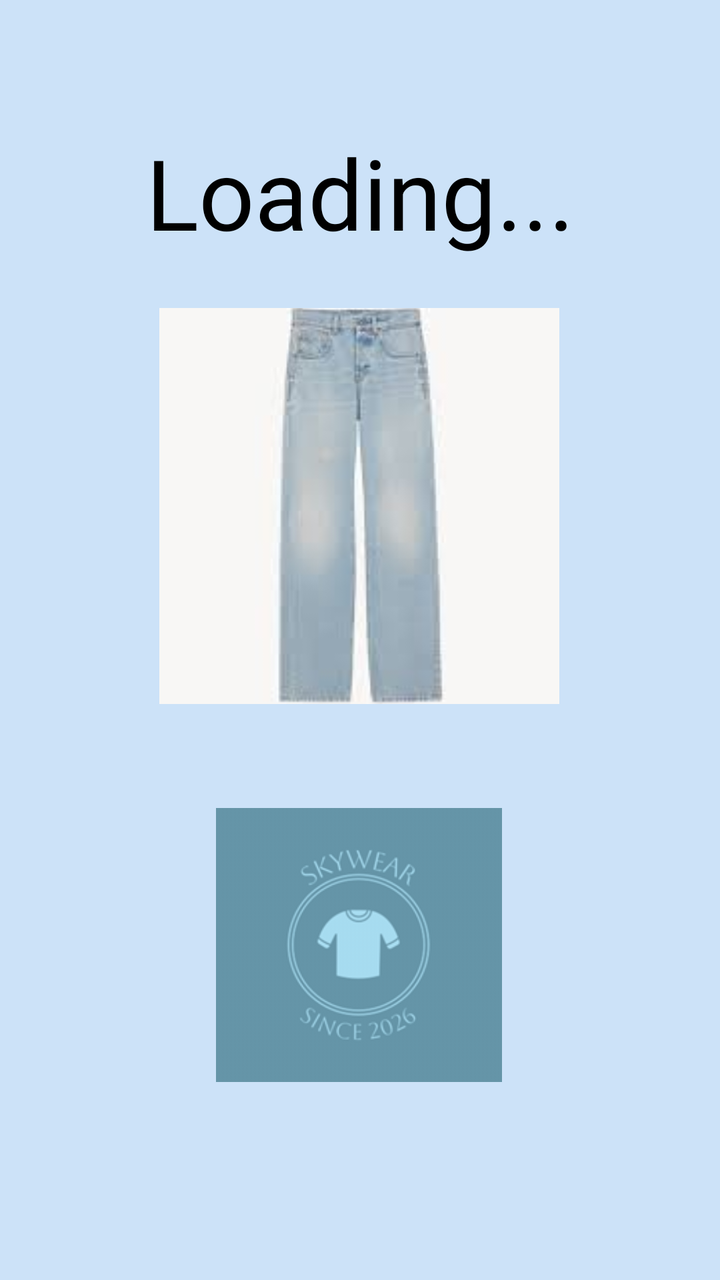
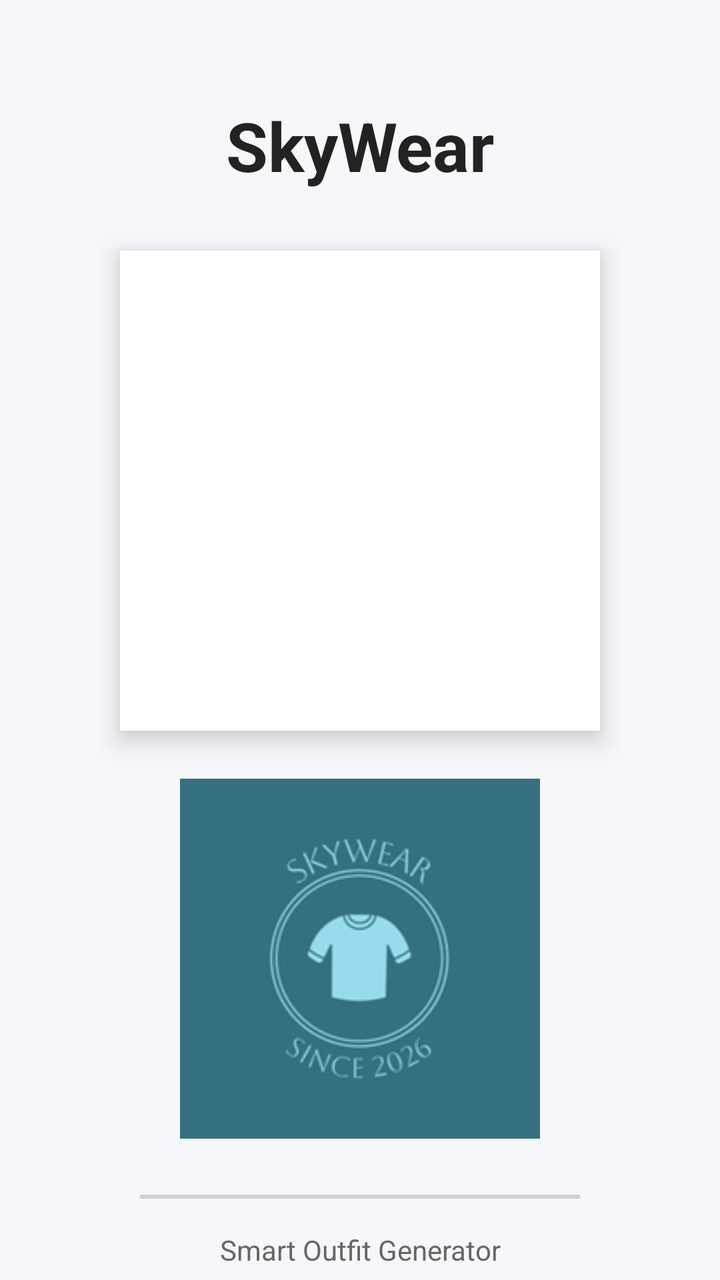

Compare the two renders of this Android layout. The source of the first and the diff that turns it into the second are given below.
<!-- AndroidManifest.xml: application theme Theme.ProjectX -->
<!-- res/layout/activity_splash.xml -->
<?xml version="1.0" encoding="utf-8"?>
<androidx.constraintlayout.widget.ConstraintLayout xmlns:android="http://schemas.android.com/apk/res/android"
    xmlns:app="http://schemas.android.com/apk/res-auto"
    xmlns:tools="http://schemas.android.com/tools"
    android:id="@+id/main"
    android:layout_width="match_parent"
    android:layout_height="match_parent"
    tools:context=".splash"
    android:background="#CCE2F8">>



    <TextView
        android:id="@+id/textView"
        android:layout_width="289dp"
        android:layout_height="84dp"

        android:gravity="center"
        android:text="Loading..."
        android:textColor="#000000"
        android:textSize="49dp"
        app:layout_constraintTop_toTopOf="parent"
        app:layout_constraintStart_toStartOf="parent"
        app:layout_constraintEnd_toEndOf="parent"
        android:layout_marginTop="54dp" />

    <ImageView
        android:id="@+id/logo"
        android:layout_width="200dp"
        android:layout_height="198dp"
        android:layout_marginTop="16dp"
        android:scaleType="centerCrop"
        android:src="@drawable/bluejeans"
        app:layout_constraintEnd_toEndOf="parent"
        app:layout_constraintHorizontal_bias="0.497"
        app:layout_constraintStart_toStartOf="parent"
        app:layout_constraintTop_toBottomOf="@id/textView" />

    <ImageView
        android:id="@+id/logo2"
        android:layout_width="143dp"
        android:layout_height="137dp"
        android:layout_marginTop="52dp"
        android:scaleType="centerCrop"
        android:src="@drawable/logo"
        android:alpha="0.6"
        app:layout_constraintEnd_toEndOf="parent"
        app:layout_constraintHorizontal_bias="0.498"
        app:layout_constraintStart_toStartOf="parent"
        app:layout_constraintTop_toBottomOf="@id/logo" />

    <ProgressBar
        android:id="@+id/progressBar"
        style="?android:attr/progressBarStyle"
        android:layout_width="144dp"
        android:layout_height="136dp"
        android:layout_marginTop="208dp"
        app:layout_constraintEnd_toEndOf="parent"
        app:layout_constraintHorizontal_bias="0.498"
        app:layout_constraintStart_toStartOf="parent"
        app:layout_constraintTop_toBottomOf="@id/logo" />

</androidx.constraintlayout.widget.ConstraintLayout>
<!-- resources referenced by this layout -->
<resources>
  <!-- drawable bluejeans: jpg bitmap (drawable, 2474 bytes) -->
  <!-- drawable logo: png bitmap (drawable, 15144 bytes) -->
  <style name="Theme.ProjectX" parent="Base.Theme.ProjectX" />
  <style name="Base.Theme.ProjectX" parent="Theme.Material3.DayNight.NoActionBar">
          
          
      </style>
</resources>

<!-- the commit's change to res/layout/activity_splash.xml (unified diff, before → after) -->
@@ -1,63 +1,72 @@
 <?xml version="1.0" encoding="utf-8"?>
-<androidx.constraintlayout.widget.ConstraintLayout xmlns:android="http://schemas.android.com/apk/res/android"
+<androidx.constraintlayout.widget.ConstraintLayout
+    xmlns:android="http://schemas.android.com/apk/res/android"
     xmlns:app="http://schemas.android.com/apk/res-auto"
     xmlns:tools="http://schemas.android.com/tools"
-    android:id="@+id/main"
     android:layout_width="match_parent"
     android:layout_height="match_parent"
-    tools:context=".splash"
-    android:background="#CCE2F8">>
-
-
+    android:background="#F5F7FA"
+    tools:context=".splash">
 
     <TextView
-        android:id="@+id/textView"
-        android:layout_width="289dp"
-        android:layout_height="84dp"
-
-        android:gravity="center"
-        android:text="Loading..."
-        android:textColor="#000000"
-        android:textSize="49dp"
+        android:id="@+id/titleText"
+        android:layout_width="wrap_content"
+        android:layout_height="wrap_content"
+        android:text="SkyWear"
+        android:textColor="#222222"
+        android:textSize="34sp"
+        android:textStyle="bold"
+        android:layout_marginTop="50dp"
         app:layout_constraintTop_toTopOf="parent"
         app:layout_constraintStart_toStartOf="parent"
-        app:layout_constraintEnd_toEndOf="parent"
-        android:layout_marginTop="54dp" />
+        app:layout_constraintEnd_toEndOf="parent" />
 
     <ImageView
         android:id="@+id/logo"
-        android:layout_width="200dp"
-        android:layout_height="198dp"
-        android:layout_marginTop="16dp"
+        android:layout_width="240dp"
+        android:layout_height="240dp"
+        android:layout_marginTop="30dp"
         android:scaleType="centerCrop"
-        android:src="@drawable/bluejeans"
-        app:layout_constraintEnd_toEndOf="parent"
-        app:layout_constraintHorizontal_bias="0.497"
+        android:elevation="8dp"
+        android:background="#FFFFFF"
+        android:padding="8dp"
+        app:layout_constraintTop_toBottomOf="@id/titleText"
         app:layout_constraintStart_toStartOf="parent"
-        app:layout_constraintTop_toBottomOf="@id/textView" />
+        app:layout_constraintEnd_toEndOf="parent" />
 
     <ImageView
         android:id="@+id/logo2"
-        android:layout_width="143dp"
-        android:layout_height="137dp"
-        android:layout_marginTop="52dp"
-        android:scaleType="centerCrop"
+        android:layout_width="180dp"
+        android:layout_height="180dp"
+        android:layout_marginTop="24dp"
         android:src="@drawable/logo"
-        android:alpha="0.6"
-        app:layout_constraintEnd_toEndOf="parent"
-        app:layout_constraintHorizontal_bias="0.498"
+        android:alpha="0.9"
+        android:scaleType="fitCenter"
+        app:layout_constraintTop_toBottomOf="@id/logo"
         app:layout_constraintStart_toStartOf="parent"
-        app:layout_constraintTop_toBottomOf="@id/logo" />
+        app:layout_constraintEnd_toEndOf="parent" />
 
     <ProgressBar
         android:id="@+id/progressBar"
-        style="?android:attr/progressBarStyle"
-        android:layout_width="144dp"
-        android:layout_height="136dp"
-        android:layout_marginTop="208dp"
-        app:layout_constraintEnd_toEndOf="parent"
-        app:layout_constraintHorizontal_bias="0.498"
+        style="?android:attr/progressBarStyleHorizontal"
+        android:layout_width="220dp"
+        android:layout_height="10dp"
+        android:indeterminate="true"
+        android:layout_marginTop="24dp"
+        app:layout_constraintTop_toBottomOf="@id/logo2"
         app:layout_constraintStart_toStartOf="parent"
-        app:layout_constraintTop_toBottomOf="@id/logo" />
+        app:layout_constraintEnd_toEndOf="parent" />
+
+    <TextView
+        android:id="@+id/subtitleText"
+        android:layout_width="wrap_content"
+        android:layout_height="wrap_content"
+        android:text="Smart Outfit Generator"
+        android:textColor="#666666"
+        android:textSize="14sp"
+        android:layout_marginTop="12dp"
+        app:layout_constraintTop_toBottomOf="@id/progressBar"
+        app:layout_constraintStart_toStartOf="parent"
+        app:layout_constraintEnd_toEndOf="parent" />
 
 </androidx.constraintlayout.widget.ConstraintLayout>
<!-- resource entries referenced after the edit -->
@@ -1,6 +1,5 @@
 <!-- resources referenced by this layout -->
 <resources>
-  <!-- drawable bluejeans: jpg bitmap (drawable, 2474 bytes) -->
   <!-- drawable logo: png bitmap (drawable, 15144 bytes) -->
   <style name="Theme.ProjectX" parent="Base.Theme.ProjectX" />
   <style name="Base.Theme.ProjectX" parent="Theme.Material3.DayNight.NoActionBar">
